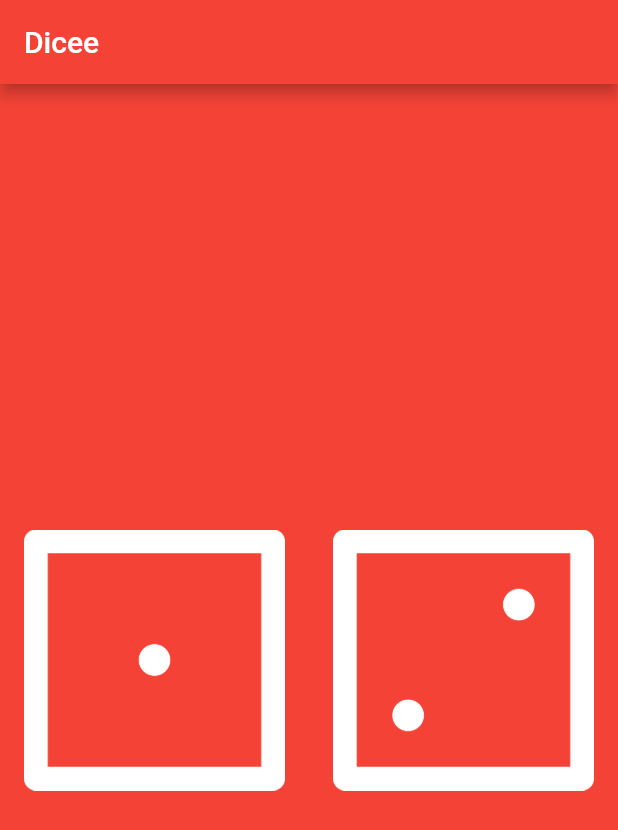
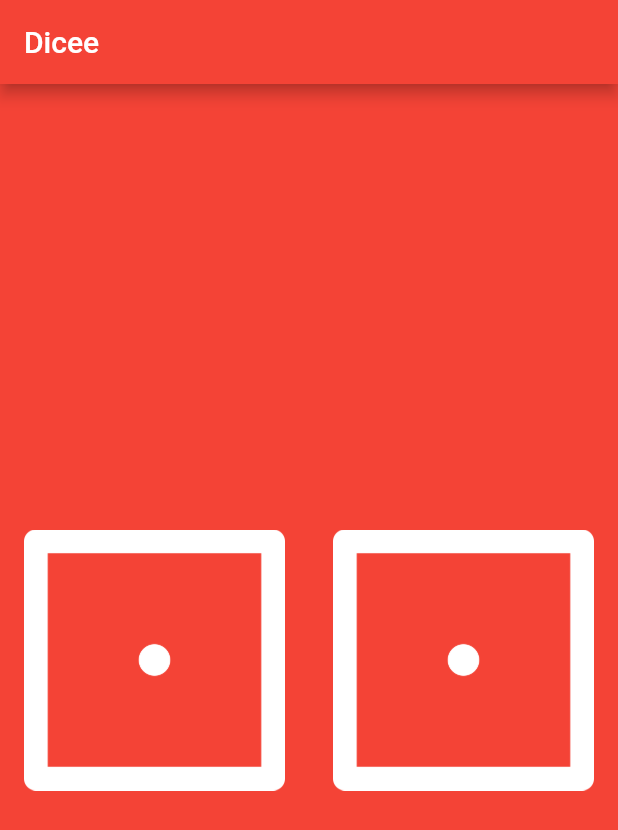
Before and after one commit to Sadat-Aerafin/Dice_App, a Flutter app: the screen it shows after launch, on a phone screen of 412 x 824 dp. Shown: the top 830 px of the screen. Run offline on Flutter 3.47's test engine with Material 2 defaults, Android fonts, the phone set to English and light mode, and no system bars.

Commit message:
second commit

```diff
--- a/lib/main.dart
+++ b/lib/main.dart
@@ -20,24 +20,25 @@ class DicePage extends StatelessWidget {
   Widget build(BuildContext context) {
     return Center(
       child: Row(
-
         children: [
           Expanded(
             flex: 1,
-            child: Padding(
-              padding: const EdgeInsets.all(16.0),
+            child: FlatButton(
+              onPressed: () {
+                print('left button has been pressed');
+              },
               child: Image.asset('images/dice1.png'),
             ),
           ),
-
           Expanded(
             flex: 1,
-              child: Padding(
-                padding: const EdgeInsets.all(16.0),
-                child: Image.asset('images/dice2.png'),
-              ),
+            child: FlatButton(
+              onPressed: (){
+                print('right button has been pressed');
+              },
+              child: Image.asset('images/dice1.png'),
+            ),
           ),
-
         ],
       ),
     );
```
Also changed, not shown: 1 other file.
